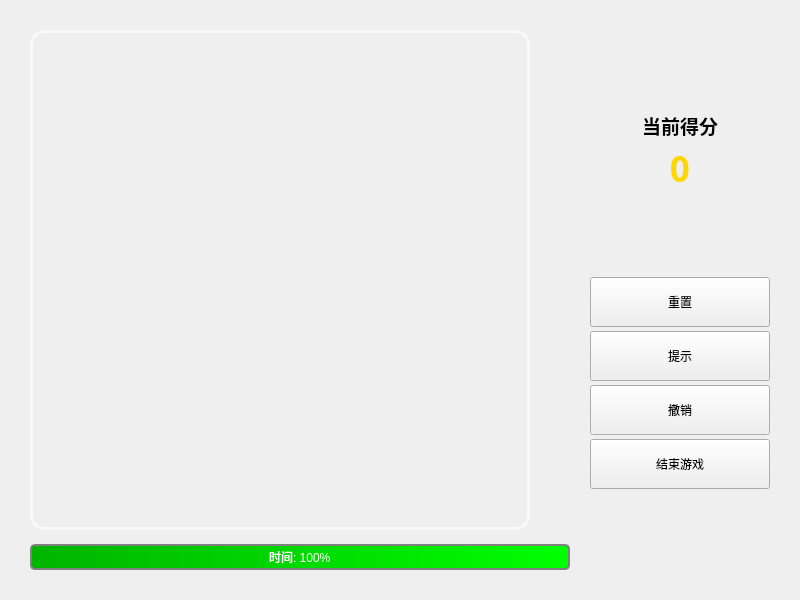
Before: the Qt Designer form src/view/GameWidget.ui in LiuYe716136/BegeweledGame, drawn with Qt 5.
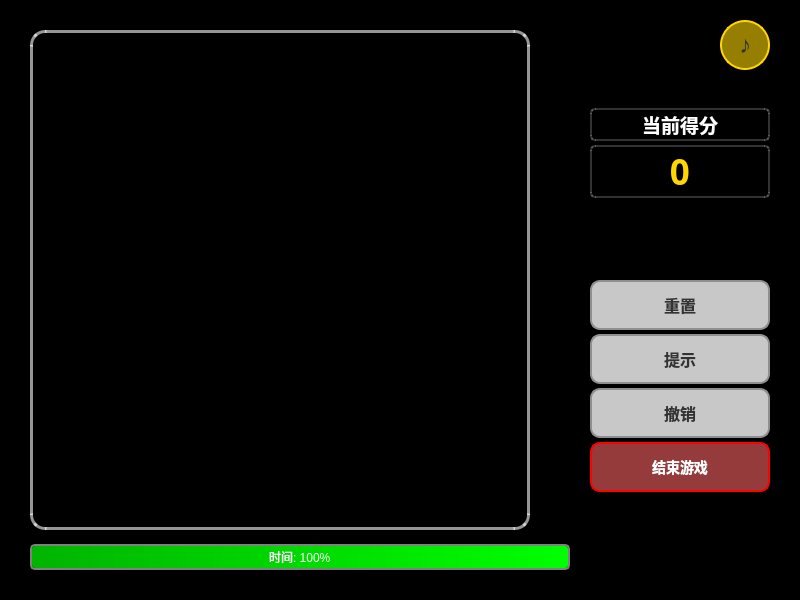
After: the same form once the commit is applied. Icons and pictures are not drawn.

The edit to the form file:
```diff
--- a/src/view/GameWidget.ui
+++ b/src/view/GameWidget.ui
@@ -25,6 +25,50 @@
   <property name="windowTitle">
    <string>宝石迷阵 - Bejeweled</string>
   </property>
+  <property name="styleSheet">
+   <string notr="true">#GameWidget { 
+  background-image: url(:/bgs/assets/images/game_bg.jpg);
+  background-color: #000000; 
+}
+QLabel { 
+  color: white; 
+  font-family: 'Microsoft YaHei'; 
+  font-weight: bold; 
+}
+QPushButton { 
+  background-color: rgba(255, 255, 255, 200); 
+  border: 2px solid #8f8f91; 
+  border-radius: 10px; 
+  padding: 5px; 
+  font-size: 16px; 
+  color: #333; 
+  font-weight: bold; 
+}
+QPushButton:hover { 
+  background-color: rgba(255, 255, 255, 240); 
+  border-color: #ffffff; 
+}
+QPushButton:pressed { 
+  background-color: rgba(200, 200, 200, 200); 
+}
+QFrame { 
+  background-color: rgba(0, 0, 0, 0); 
+  border: 2px solid rgba(255, 255, 255, 50); 
+  border-radius: 5px; 
+}
+QProgressBar { 
+  border: 2px solid grey; 
+  border-radius: 5px; 
+  text-align: center; 
+  background-color: rgba(0,0,0,150); 
+  color: white; 
+}
+QProgressBar::chunk { 
+  background-color: qlineargradient(spread:pad, x1:0, y1:0, x2:1, y2:0, 
+  stop:0 rgba(0, 180, 0, 255), stop:1 rgba(0, 255, 0, 255)); 
+  border-radius: 3px; 
+}</string>
+  </property>
   <layout class="QHBoxLayout" name="horizontalLayout" stretch="3,1">
    <property name="spacing">
     <number>20</number>
@@ -210,6 +254,22 @@
          <height>50</height>
         </size>
        </property>
+       <property name="styleSheet">
+        <string notr="true">QPushButton { 
+  background-color: rgba(255, 100, 100, 150); 
+  border: 2px solid red; 
+  border-radius: 10px; 
+  font-size: 14px; 
+  font-weight: bold; 
+  color: white; 
+}
+QPushButton:hover { 
+  background-color: rgba(255, 100, 100, 200); 
+}
+QPushButton:pressed { 
+  background-color: rgba(255, 100, 100, 100); 
+}</string>
+       </property>
        <property name="text">
         <string>结束游戏</string>
        </property>
@@ -231,6 +291,35 @@
     </layout>
    </item>
   </layout>
+  <widget class="QPushButton" name="btn_music">
+   <property name="geometry">
+    <rect>
+     <x>720</x>
+     <y>20</y>
+     <width>50</width>
+     <height>50</height>
+    </rect>
+   </property>
+   <property name="styleSheet">
+    <string notr="true">QPushButton { 
+  background-color: rgba(255, 215, 0, 150); 
+  border: 2px solid gold; 
+  border-radius: 25px; 
+  font-size: 24px; 
+  font-weight: bold; 
+  color: #333; 
+}
+QPushButton:hover { 
+  background-color: rgba(255, 215, 0, 200); 
+}
+QPushButton:pressed { 
+  background-color: rgba(255, 215, 0, 100); 
+}</string>
+   </property>
+   <property name="text">
+    <string>♪</string>
+   </property>
+  </widget>
  </widget>
  <resources/>
  <connections/>
```
